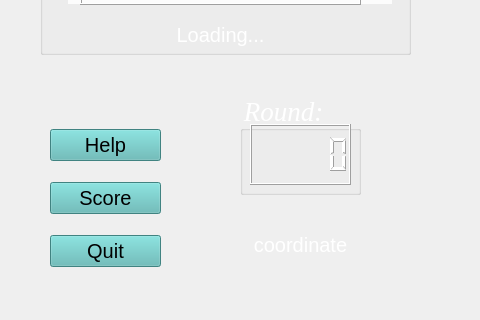
This is MyCheckers_v2/mainwindow.ui in Catherine0120/ChineseCheckers as Qt 5 draws it before an edit; both pictures show x 0 to 480 and y 395 to 715 of the 675 by 715 pixel window. The edited form follows.
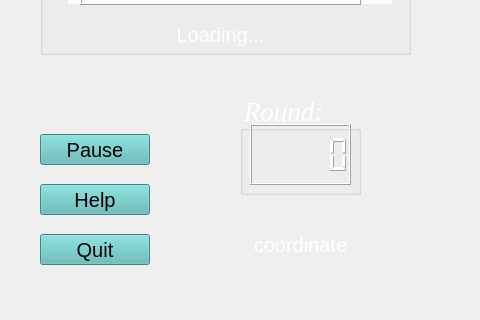
This is the edited form.

Diff of the .ui file:
```diff
--- a/MyCheckers_v2/mainwindow.ui
+++ b/MyCheckers_v2/mainwindow.ui
@@ -353,75 +353,6 @@
      <set>Qt::AlignCenter</set>
     </property>
    </widget>
-   <widget class="QWidget" name="layoutWidget">
-    <property name="geometry">
-     <rect>
-      <x>50</x>
-      <y>490</y>
-      <width>111</width>
-      <height>171</height>
-     </rect>
-    </property>
-    <layout class="QVBoxLayout" name="LeftBottomLayout">
-     <item>
-      <widget class="QPushButton" name="helpButton">
-       <property name="font">
-        <font>
-         <pointsize>15</pointsize>
-        </font>
-       </property>
-       <property name="cursor">
-        <cursorShape>PointingHandCursor</cursorShape>
-       </property>
-       <property name="styleSheet">
-        <string notr="true">background-color:rgb(90, 183, 180);
-color:rgb(0, 0, 0);</string>
-       </property>
-       <property name="text">
-        <string>Help</string>
-       </property>
-      </widget>
-     </item>
-     <item>
-      <widget class="QPushButton" name="scoreButton">
-       <property name="font">
-        <font>
-         <pointsize>15</pointsize>
-        </font>
-       </property>
-       <property name="cursor">
-        <cursorShape>PointingHandCursor</cursorShape>
-       </property>
-       <property name="styleSheet">
-        <string notr="true">background-color:rgb(90, 183, 180);
-color:rgb(0, 0, 0);</string>
-       </property>
-       <property name="text">
-        <string>Score</string>
-       </property>
-      </widget>
-     </item>
-     <item>
-      <widget class="QPushButton" name="quitButton">
-       <property name="font">
-        <font>
-         <pointsize>15</pointsize>
-        </font>
-       </property>
-       <property name="cursor">
-        <cursorShape>PointingHandCursor</cursorShape>
-       </property>
-       <property name="styleSheet">
-        <string notr="true">background-color:rgb(90, 183, 180);
-color:rgb(0, 0, 0);</string>
-       </property>
-       <property name="text">
-        <string>Quit</string>
-       </property>
-      </widget>
-     </item>
-    </layout>
-   </widget>
    <widget class="QGroupBox" name="roundCountBox">
     <property name="geometry">
      <rect>
@@ -458,6 +389,81 @@
      </property>
     </widget>
    </widget>
+   <widget class="QPushButton" name="pauseButton">
+    <property name="geometry">
+     <rect>
+      <x>40</x>
+      <y>510</y>
+      <width>110</width>
+      <height>31</height>
+     </rect>
+    </property>
+    <property name="font">
+     <font>
+      <pointsize>15</pointsize>
+     </font>
+    </property>
+    <property name="cursor">
+     <cursorShape>PointingHandCursor</cursorShape>
+    </property>
+    <property name="styleSheet">
+     <string notr="true">background-color:rgb(90, 183, 180);
+color:rgb(0, 0, 0);</string>
+    </property>
+    <property name="text">
+     <string>Pause</string>
+    </property>
+   </widget>
+   <widget class="QPushButton" name="helpButton">
+    <property name="geometry">
+     <rect>
+      <x>40</x>
+      <y>560</y>
+      <width>110</width>
+      <height>31</height>
+     </rect>
+    </property>
+    <property name="font">
+     <font>
+      <pointsize>15</pointsize>
+     </font>
+    </property>
+    <property name="cursor">
+     <cursorShape>PointingHandCursor</cursorShape>
+    </property>
+    <property name="styleSheet">
+     <string notr="true">background-color:rgb(90, 183, 180);
+color:rgb(0, 0, 0);</string>
+    </property>
+    <property name="text">
+     <string>Help</string>
+    </property>
+   </widget>
+   <widget class="QPushButton" name="quitButton">
+    <property name="geometry">
+     <rect>
+      <x>40</x>
+      <y>610</y>
+      <width>110</width>
+      <height>31</height>
+     </rect>
+    </property>
+    <property name="font">
+     <font>
+      <pointsize>15</pointsize>
+     </font>
+    </property>
+    <property name="cursor">
+     <cursorShape>PointingHandCursor</cursorShape>
+    </property>
+    <property name="styleSheet">
+     <string notr="true">background-color:rgb(90, 183, 180);
+color:rgb(0, 0, 0);</string>
+    </property>
+    <property name="text">
+     <string>Quit</string>
+    </property>
+   </widget>
   </widget>
   <widget class="QMenuBar" name="menubar">
    <property name="geometry">
```
Left out of the diff: 2 changed lines with no effect on the pictures.
